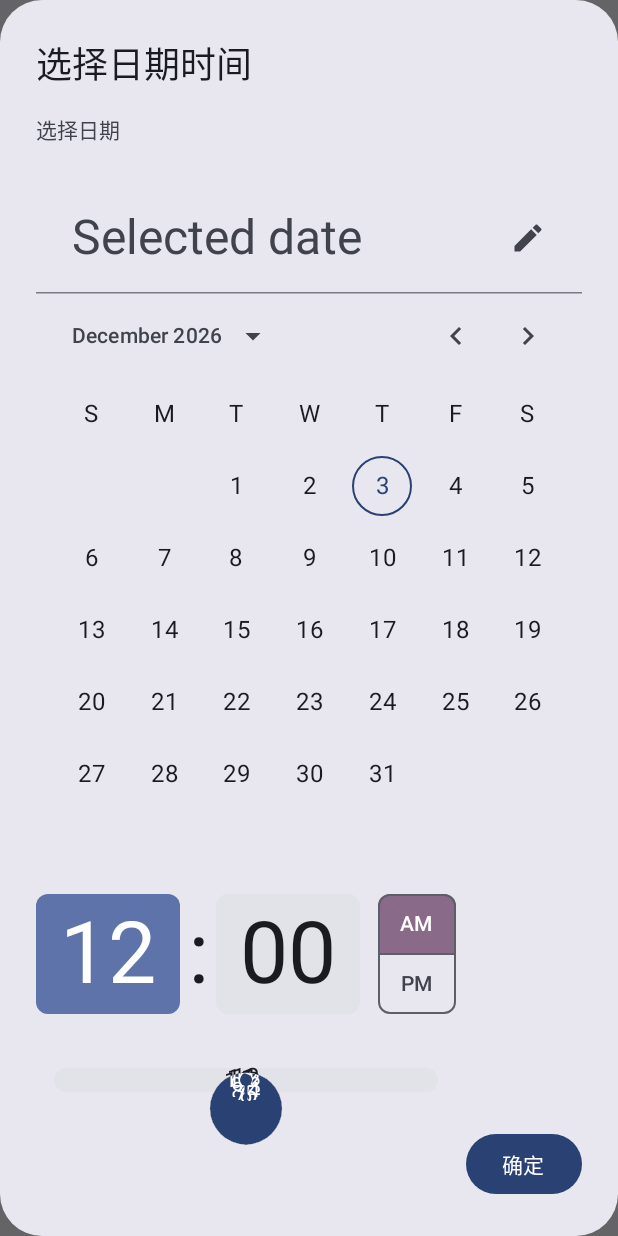
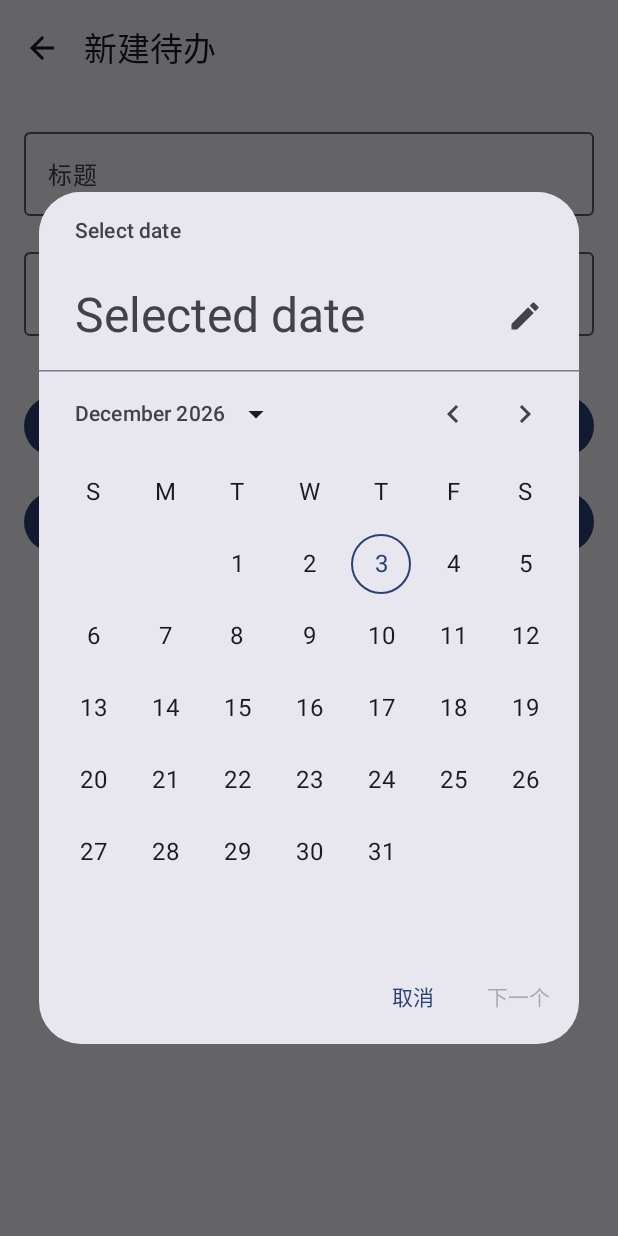
Before and after one commit to xiuivfbc/OneLeaf, an Android app built with Jetpack Compose: the composable ItemEditScreen called with empty values, after a tap on "选择日期时间", on a phone screen of 412 x 824 dp. Run offline under Robolectric (Android 15) with nearby library versions, the phone set to English and light mode, and no system bars; our stand-ins replace Room's generated code.

Commit message:
日期与时间选择完善成功，下一步更改名字显示问题

```diff
--- a/app/src/main/java/com/example/todolists/ui/item/ItemEditScreen.kt
+++ b/app/src/main/java/com/example/todolists/ui/item/ItemEditScreen.kt
@@ -2,33 +2,61 @@ package com.example.todolists.ui.item
 
 import android.os.Build
 import androidx.annotation.RequiresApi
-import androidx.compose.foundation.layout.*
+import androidx.compose.foundation.layout.Arrangement
+import androidx.compose.foundation.layout.Box
+import androidx.compose.foundation.layout.Column
+import androidx.compose.foundation.layout.IntrinsicSize
+import androidx.compose.foundation.layout.Row
+import androidx.compose.foundation.layout.Spacer
+import androidx.compose.foundation.layout.fillMaxSize
+import androidx.compose.foundation.layout.fillMaxWidth
+import androidx.compose.foundation.layout.height
+import androidx.compose.foundation.layout.padding
+import androidx.compose.foundation.layout.width
 import androidx.compose.foundation.lazy.LazyColumn
 import androidx.compose.material.icons.Icons
 import androidx.compose.material.icons.automirrored.filled.ArrowBack
-import androidx.compose.material3.*
+import androidx.compose.material3.Button
+import androidx.compose.material3.ButtonDefaults
+import androidx.compose.material3.Card
+import androidx.compose.material3.CircularProgressIndicator
+import androidx.compose.material3.DatePicker
 import androidx.compose.material3.DatePickerDialog
+import androidx.compose.material3.ExperimentalMaterial3Api
+import androidx.compose.material3.Icon
+import androidx.compose.material3.IconButton
+import androidx.compose.material3.MaterialTheme
+import androidx.compose.material3.OutlinedTextField
+import androidx.compose.material3.Scaffold
+import androidx.compose.material3.Text
+import androidx.compose.material3.TextButton
+import androidx.compose.material3.TimePicker
+import androidx.compose.material3.TopAppBar
+import androidx.compose.material3.rememberDatePickerState
+import androidx.compose.material3.rememberTimePickerState
 import androidx.compose.runtime.Composable
 import androidx.compose.runtime.LaunchedEffect
 import androidx.compose.runtime.collectAsState
+import androidx.compose.runtime.getValue
 import androidx.compose.runtime.mutableStateOf
 import androidx.compose.runtime.remember
+import androidx.compose.runtime.setValue
 import androidx.compose.ui.Alignment
 import androidx.compose.ui.Modifier
+import androidx.compose.ui.graphics.Color
+import androidx.compose.ui.platform.LocalContext
 import androidx.compose.ui.res.stringResource
 import androidx.compose.ui.unit.dp
+import androidx.compose.ui.window.Dialog
+import androidx.compose.ui.window.DialogProperties
 import androidx.lifecycle.viewmodel.compose.viewModel
+import com.example.todolists.R
 import com.example.todolists.ui.AppViewModelProvider
-import androidx.compose.material3.DatePicker
-import androidx.compose.material3.TimePicker
-import androidx.compose.material3.rememberDatePickerState
-import androidx.compose.material3.rememberTimePickerState
-import androidx.compose.foundation.layout.Spacer
 import java.time.Instant
+import java.time.LocalDate
 import java.time.LocalDateTime
 import java.time.ZoneId
 import java.time.ZoneOffset
-import com.example.todolists.R
 
 @RequiresApi(Build.VERSION_CODES.O)
 @OptIn(ExperimentalMaterial3Api::class)
@@ -40,6 +68,7 @@ fun ItemEditScreen(
 ) {
     val viewModel: ItemEditViewModel = viewModel(factory = AppViewModelProvider.Factory)
     val uiState = viewModel.uiState.collectAsState().value
+    val context = LocalContext.current
 
     LaunchedEffect(repoId, itemId) {
         viewModel.init(repoId, itemId)
@@ -58,15 +87,32 @@ fun ItemEditScreen(
     val (currentItem, setCurrentItem) = remember {
         mutableStateOf(uiState.item.copy())
     }
-    val showDatePickerDialog = remember { mutableStateOf(false) }
+
+    // 日期时间选择状态
+    var showDatePicker by remember { mutableStateOf(false) }
+    var showTimePicker by remember { mutableStateOf(false) }
+    val dateState = rememberDatePickerState()
+    val timeState = rememberTimePickerState(
+        initialHour = currentItem.dateTime?.hour ?: 0,
+        initialMinute = currentItem.dateTime?.minute ?: 0
+    )
+    var selectedDate by remember { mutableStateOf<LocalDate?>(null) }
 
     Scaffold(
         topBar = {
             TopAppBar(
-                title = { Text(if (uiState.isNew) stringResource(R.string.new_todo_title) else stringResource(R.string.edit_todo_title)) },
+                title = {
+                    Text(
+                        if (uiState.isNew) stringResource(R.string.new_todo_title)
+                        else stringResource(R.string.edit_todo_title)
+                    )
+                },
                 navigationIcon = {
                     IconButton(onClick = onBack) {
-                        Icon(Icons.AutoMirrored.Filled.ArrowBack, contentDescription = stringResource(R.string.back_button_desc))
+                        Icon(
+                            Icons.AutoMirrored.Filled.ArrowBack,
+                            contentDescription = stringResource(R.string.back_button_desc)
+                        )
                     }
                 }
             )
@@ -81,6 +127,7 @@ fun ItemEditScreen(
                 Column(
                     modifier = Modifier.padding(16.dp)
                 ) {
+                    // 标题输入框
                     OutlinedTextField(
                         value = currentItem.title,
                         onValueChange = { setCurrentItem(currentItem.copy(title = it)) },
@@ -91,6 +138,7 @@ fun ItemEditScreen(
 
                     Spacer(modifier = Modifier.height(16.dp))
 
+                    // 描述输入框
                     OutlinedTextField(
                         value = currentItem.describe,
                         onValueChange = {
@@ -107,70 +155,20 @@ fun ItemEditScreen(
 
                     Spacer(modifier = Modifier.height(16.dp))
 
+                    // 日期时间选择按钮
                     Button(
-                        onClick = { showDatePickerDialog.value = true },
+                        onClick = { showDatePicker = true },
                         modifier = Modifier.fillMaxWidth()
                     ) {
-                        Text(currentItem.dateTime?.toString() ?: stringResource(R.string.select_datetime_button))
-                    }
-
-                    if (showDatePickerDialog.value) {
-                        AlertDialog(
-                            onDismissRequest = { showDatePickerDialog.value = false },
-                            title = { Text(stringResource(R.string.select_datetime_button)) },
-                            text = {
-                                // 简单实现日期时间选择
-                                Column {
-                                    val dateState = rememberDatePickerState()
-                                    val timeState = rememberTimePickerState(
-                                        initialHour = currentItem.dateTime?.hour ?: 0,
-                                        initialMinute = currentItem.dateTime?.minute ?: 0
-                                    )
-
-                                    DatePicker(
-                                        state = dateState,
-                                        title = { Text(stringResource(R.string.select_date_title)) }
-                                    )
-
-                                    Spacer(modifier = Modifier.height(8.dp))
-
-                                    TimePicker(
-                                        state = timeState
-                                    )
-
-                                    Spacer(modifier = Modifier.height(16.dp))
-
-                                    Button(onClick = {
-                                        dateState.selectedDateMillis?.let { dateMillis ->
-                                            val date = Instant.ofEpochMilli(dateMillis)
-                                                .atZone(ZoneId.systemDefault())
-                                                .toLocalDate()
-                                            viewModel.setSelectedDateTime(
-                                                LocalDateTime.of(
-                                                    date.year,
-                                                    date.month,
-                                                    date.dayOfMonth,
-                                                    timeState.hour,
-                                                    timeState.minute
-                                                )
-                                            )
-                                            showDatePickerDialog.value = false
-                                        }
-                                    }) {
-                                        Text(stringResource(R.string.confirm_button))
-                                    }
-                                }
-                            },
-                            confirmButton = {
-                                Button(onClick = { showDatePickerDialog.value = false }) {
-                                    Text(stringResource(R.string.ok_button))
-                                }
-                            }
+                        Text(
+                            currentItem.dateTime?.toString()
+                                ?: stringResource(R.string.select_datetime_button)
                         )
                     }
 
                     Spacer(modifier = Modifier.height(16.dp))
 
+                    // 保存按钮
                     Button(
                         onClick = {
                             val updatedItem = currentItem.copy(
@@ -187,6 +185,7 @@ fun ItemEditScreen(
                         Text(stringResource(R.string.save_button))
                     }
 
+                    // 删除按钮（仅编辑模式显示）
                     if (!uiState.isNew) {
                         Spacer(modifier = Modifier.height(8.dp))
                         Button(
@@ -196,14 +195,95 @@ fun ItemEditScreen(
                             },
                             modifier = Modifier.fillMaxWidth(),
                             colors = ButtonDefaults.buttonColors(
-                                containerColor = MaterialTheme.colorScheme.errorContainer
+                                containerColor = Color(0xFFFF6F61)
                             )
                         ) {
-                        Text(stringResource(R.string.delete_button))
+                            Text(stringResource(R.string.delete_button))
                         }
                     }
                 }
             }
         }
     }
+
+    // 日期选择对话框
+    if (showDatePicker) {
+        DatePickerDialog(
+            onDismissRequest = { showDatePicker = false },
+            confirmButton = {
+                TextButton(
+                    onClick = {
+                        dateState.selectedDateMillis?.let { millis ->
+                            selectedDate = Instant.ofEpochMilli(millis)
+                                .atZone(ZoneId.systemDefault())
+                                .toLocalDate()
+                            showDatePicker = false
+                            showTimePicker = true
+                        }
+                    },
+                    enabled = dateState.selectedDateMillis != null
+                ) {
+                    Text(stringResource(R.string.next_button))
+                }
+            },
+            dismissButton = {
+                TextButton(onClick = { showDatePicker = false }) {
+                    Text(stringResource(R.string.cancel_button))
+                }
+            }
+        ) {
+            DatePicker(state = dateState)
+        }
+    }
+
+    if (showTimePicker && selectedDate != null) {
+    Dialog(
+        onDismissRequest = { showTimePicker = false },
+        properties = DialogProperties(usePlatformDefaultWidth = false)
+    ) {
+        Card(
+            modifier = Modifier
+                .width(IntrinsicSize.Min)
+                .padding(16.dp)
+        ) {
+            Column(
+                modifier = Modifier.padding(16.dp),
+                horizontalAlignment = Alignment.CenterHorizontally
+            ) {
+                TimePicker(
+                    state = timeState,
+                    modifier = Modifier.padding(8.dp)
+                )
+
+                Row(
+                    modifier = Modifier
+                        .fillMaxWidth()
+                        .padding(top = 16.dp),
+                    horizontalArrangement = Arrangement.End
+                ) {
+                    TextButton(onClick = { showTimePicker = false }) {
+                        Text(stringResource(R.string.cancel_button))
+                    }
+                    Spacer(modifier = Modifier.width(16.dp))
+                    TextButton(
+                        onClick = {
+                            val newDateTime = LocalDateTime.of(
+                                selectedDate!!.year,
+                                selectedDate!!.month,
+                                selectedDate!!.dayOfMonth,
+                                timeState.hour,
+                                timeState.minute
+                            )
+                            setCurrentItem(currentItem.copy(dateTime = newDateTime))
+                            viewModel.setSelectedDateTime(newDateTime)
+                            showTimePicker = false
+                        }
+                    ) {
+                        Text(stringResource(R.string.confirm_button))
+                    }
+                }
+            }
+        }
+    }
 }
+}
--- a/app/src/main/res/values/strings.xml
+++ b/app/src/main/res/values/strings.xml
@@ -23,5 +23,6 @@
     <string name="select_date_title">选择日期</string>
     <string name="ok_button">确定</string>
     <string name="save_button">保存</string>
+    <string name="next_button">下一个</string>
     <string name="delete_button">删除</string>
 </resources>
```
